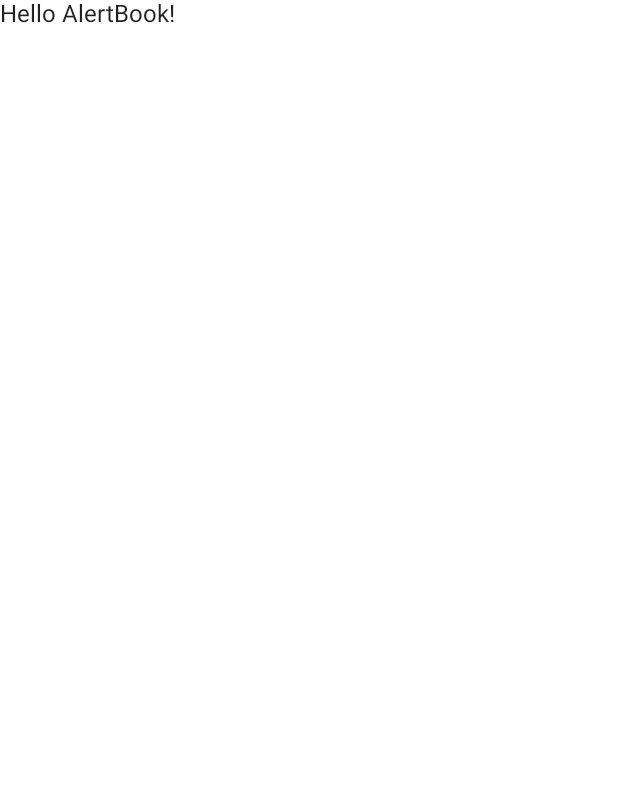
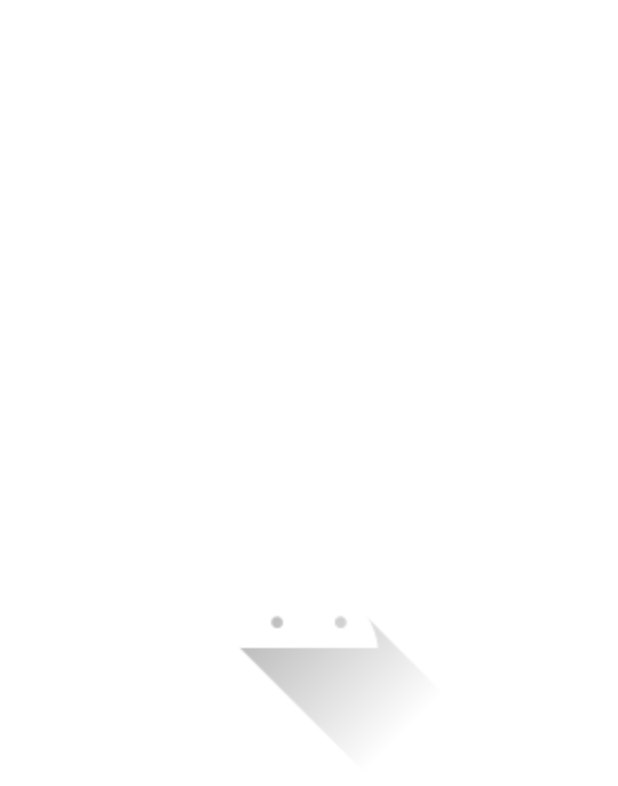
Before and after one commit to surajmaity1/AlertBook, an Android app built with Jetpack Compose: the first screen one second after launch (MainActivity), on a phone screen of 412 x 824 dp. Before the commit the part shown is almost empty. Shown: the top 786 px of the screen. Run offline under Robolectric (Android 15) with nearby library versions, the phone set to English and light mode, and no system bars.

Commit message:
Animated Splash Screen added

```diff
--- a/app/src/main/java/com/alertbook/alertbook/MainActivity.kt
+++ b/app/src/main/java/com/alertbook/alertbook/MainActivity.kt
@@ -1,17 +1,31 @@
 package com.alertbook.alertbook
 
 import android.os.Bundle
+import android.view.animation.OvershootInterpolator
 import androidx.activity.ComponentActivity
 import androidx.activity.compose.setContent
+import androidx.compose.animation.core.Animatable
+import androidx.compose.animation.core.tween
+import androidx.compose.foundation.Image
+import androidx.compose.foundation.layout.Box
 import androidx.compose.foundation.layout.fillMaxSize
 import androidx.compose.material.MaterialTheme
 import androidx.compose.material.Surface
 import androidx.compose.material.Text
 import androidx.compose.runtime.Composable
+import androidx.compose.runtime.LaunchedEffect
+import androidx.compose.runtime.remember
+import androidx.compose.ui.Alignment
 import androidx.compose.ui.Modifier
-import androidx.compose.ui.tooling.preview.Preview
+import androidx.compose.ui.draw.scale
+import androidx.compose.ui.graphics.Color
+import androidx.compose.ui.res.painterResource
+import androidx.navigation.NavController
+import androidx.navigation.compose.NavHost
+import androidx.navigation.compose.composable
+import androidx.navigation.compose.rememberNavController
 import com.alertbook.alertbook.ui.theme.AlertBookTheme
-
+import kotlinx.coroutines.delay
 class MainActivity : ComponentActivity() {
     override fun onCreate(savedInstanceState: Bundle?) {
         super.onCreate(savedInstanceState)
@@ -19,7 +33,7 @@
             AlertBookTheme {
                 // A surface container using the 'background' color from the theme
                 Surface(modifier = Modifier.fillMaxSize(), color = MaterialTheme.colors.background) {
-                    Greeting("AlertBook")
+                    Navigation()
                 }
             }
         }
@@ -27,14 +41,52 @@
 }
 
 @Composable
-fun Greeting(name: String) {
-    Text(text = "Hello $name!")
+fun Navigation() {
+    val navCtl = rememberNavController()
+    NavHost(navController = navCtl, startDestination = "splash_screen"){
+        composable("splash_screen"){
+            SplashScreen(navController = navCtl)
+        }
+        composable("main_screen"){
+            Box(
+                modifier = Modifier.fillMaxSize(),
+                contentAlignment = Alignment.Center
+            ){
+                Text(text = "MAIN SCREEN", color = Color.Blue)
+            }
+        }
+    }
 }
 
-@Preview(showBackground = true)
 @Composable
-fun DefaultPreview() {
-    AlertBookTheme {
-        Greeting("Android")
+fun SplashScreen(navController: NavController) {
+    val scaleUp = remember {
+        Animatable(0f)
     }
+    LaunchedEffect(key1 = true){
+        scaleUp.animateTo(
+            targetValue = 2.0f,
+            animationSpec = tween(
+                durationMillis = 1000,
+                easing = {
+                    OvershootInterpolator(3f).getInterpolation(it)
+                }
+            )
+        )
+        delay(1000L)
+        navController.navigate("main_screen") {
+            popUpTo(id = 0)
+        }
+    }
+    Box(
+        contentAlignment = Alignment.Center,
+        modifier = Modifier.fillMaxSize()
+    ) {
+        Image(
+            painter = painterResource(id = R.drawable.ic_launcher_foreground),
+            contentDescription = "logo",
+            modifier = Modifier.scale(scaleUp.value)
+        )
+    }
+
 }
```
Also changed, not shown: app/build.gradle (+7 -4 lines).
